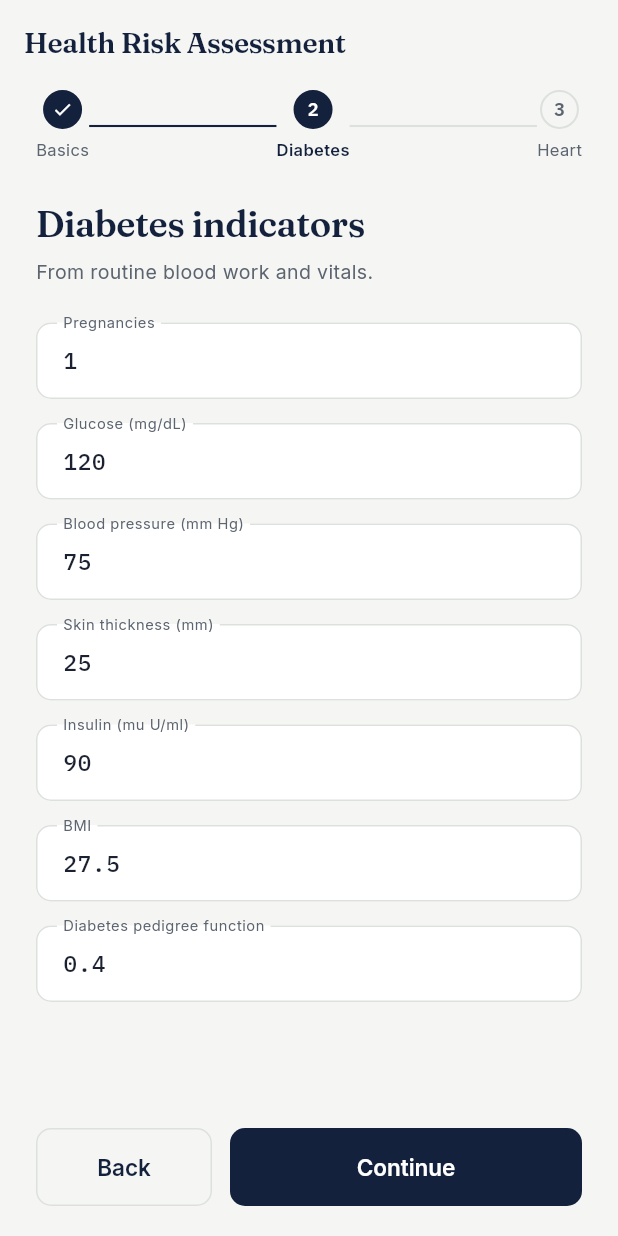
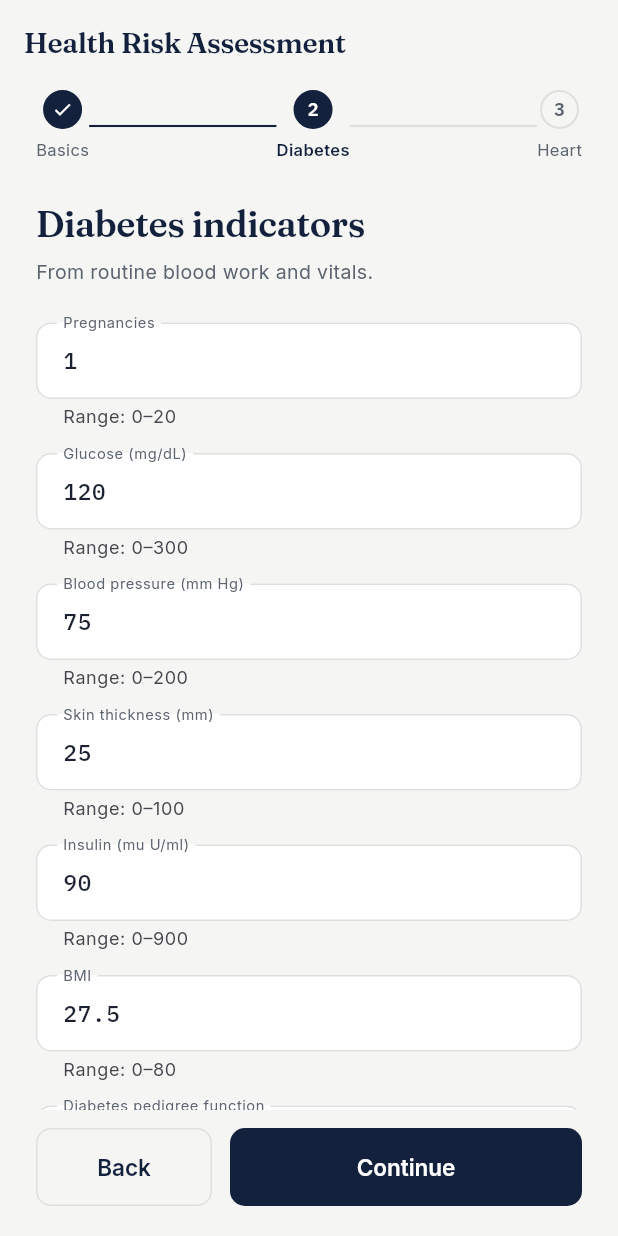
Before and after one commit to Gulshid/Smart-HealthCare-Plateform, a Flutter app: the screen it shows after launch, swiped to page 2, on a phone screen of 412 x 824 dp. Run offline on Flutter 3.47's test engine with Material 3 defaults, Android fonts, the phone set to English and light mode, and no system bars; our stand-ins replace google_fonts.

Commit message:
Project updated

```diff
--- a/healthcare_system/lib/main.dart
+++ b/healthcare_system/lib/main.dart
@@ -12,11 +12,6 @@ class HealthRiskApp extends StatelessWidget {
 
   @override
   Widget build(BuildContext context) {
-    // Change baseUrl depending on where you run the backend:
-    //   Android emulator -> http://10.0.2.2:8000
-    //   iOS simulator    -> http://localhost:8000
-    //   Physical device  -> http://<your-lan-ip>:8000
-    //   Production       -> your deployed API URL
     final apiService = RiskApiService(baseUrl: 'http://localhost:8000');
 
     return MaterialApp(
--- a/healthcare_system/lib/screens/risk_input_screen.dart
+++ b/healthcare_system/lib/screens/risk_input_screen.dart
@@ -15,6 +15,7 @@ class RiskInputScreen extends StatefulWidget {
 
 class _RiskInputScreenState extends State<RiskInputScreen> {
   final _pageController = PageController();
+  final _formKey = GlobalKey<FormState>();
   int _step = 0;
   bool _loading = false;
   static const _stepLabels = ['Basics', 'Diabetes', 'Heart'];
@@ -64,7 +65,21 @@ class _RiskInputScreenState extends State<RiskInputScreen> {
         duration: const Duration(milliseconds: 320), curve: Curves.easeOutCubic);
   }
 
+  /// Runs the form's validators (checked ranges match the backend's
+  /// exactly) before advancing, so bad values are caught here instead
+  /// of round-tripping to the API and coming back as a 422.
+  bool _validateAndReport() {
+    final valid = _formKey.currentState?.validate() ?? true;
+    if (!valid) {
+      ScaffoldMessenger.of(context).showSnackBar(
+        const SnackBar(content: Text('Please fix the highlighted field before continuing.')),
+      );
+    }
+    return valid;
+  }
+
   Future<void> _submit() async {
+    if (!_validateAndReport()) return;
     setState(() => _loading = true);
     try {
       final age = int.tryParse(_ageCtrl.text) ?? 45;
@@ -102,9 +117,10 @@ class _RiskInputScreenState extends State<RiskInputScreen> {
           MaterialPageRoute(builder: (_) => RiskResultScreen(result: result)));
     } catch (e) {
       if (!mounted) return;
-      ScaffoldMessenger.of(context).showSnackBar(
-        SnackBar(content: Text('Couldn\'t reach the server: $e')),
-      );
+      final message = e is ApiException
+          ? e.message // already a friendly, parsed message
+          : 'Couldn\'t reach the server. Is it running? ($e)';
+      ScaffoldMessenger.of(context).showSnackBar(SnackBar(content: Text(message)));
     } finally {
       if (mounted) setState(() => _loading = false);
     }
@@ -115,7 +131,9 @@ class _RiskInputScreenState extends State<RiskInputScreen> {
     return Scaffold(
       appBar: AppBar(title: const Text('Health Risk Assessment')),
       body: SafeArea(
-        child: Column(
+        child: Form(
+          key: _formKey,
+          child: Column(
           children: [
             Padding(
               padding: const EdgeInsets.fromLTRB(24, 4, 24, 20),
@@ -132,7 +150,7 @@ class _RiskInputScreenState extends State<RiskInputScreen> {
                     subtitle:
                         'Used by both models. This tool gives a research/decision-support estimate — not a medical diagnosis.',
                     children: [
-                      _LabeledField(label: 'Age', controller: _ageCtrl),
+                      _LabeledField(label: 'Age', controller: _ageCtrl, min: 1, max: 120),
                       const SizedBox(height: 16),
                       _SegmentedToggle(
                         label: 'Sex',
@@ -146,14 +164,22 @@ class _RiskInputScreenState extends State<RiskInputScreen> {
                     title: 'Diabetes indicators',
                     subtitle: 'From routine blood work and vitals.',
                     children: [
-                      _LabeledField(label: 'Pregnancies', controller: _pregnanciesCtrl),
-                      _LabeledField(label: 'Glucose (mg/dL)', controller: _glucoseCtrl),
-                      _LabeledField(label: 'Blood pressure (mm Hg)', controller: _bpCtrl),
-                      _LabeledField(label: 'Skin thickness (mm)', controller: _skinCtrl),
-                      _LabeledField(label: 'Insulin (mu U/ml)', controller: _insulinCtrl),
-                      _LabeledField(label: 'BMI', controller: _bmiCtrl),
                       _LabeledField(
-                          label: 'Diabetes pedigree function', controller: _pedigreeCtrl),
+                          label: 'Pregnancies', controller: _pregnanciesCtrl, min: 0, max: 20),
+                      _LabeledField(
+                          label: 'Glucose (mg/dL)', controller: _glucoseCtrl, min: 0, max: 300),
+                      _LabeledField(
+                          label: 'Blood pressure (mm Hg)', controller: _bpCtrl, min: 0, max: 200),
+                      _LabeledField(
+                          label: 'Skin thickness (mm)', controller: _skinCtrl, min: 0, max: 100),
+                      _LabeledField(
+                          label: 'Insulin (mu U/ml)', controller: _insulinCtrl, min: 0, max: 900),
+                      _LabeledField(label: 'BMI', controller: _bmiCtrl, min: 0, max: 80),
+                      _LabeledField(
+                          label: 'Diabetes pedigree function',
+                          controller: _pedigreeCtrl,
+                          min: 0,
+                          max: 3),
                     ],
                   ),
                   _StepScaffold(
@@ -247,7 +273,13 @@ class _RiskInputScreenState extends State<RiskInputScreen> {
                     child: FilledButton(
                       onPressed: _loading
                           ? null
-                          : () => _step < 2 ? _goTo(_step + 1) : _submit(),
+                          : () {
+                              if (_step < 2) {
+                                if (_validateAndReport()) _goTo(_step + 1);
+                              } else {
+                                _submit();
+                              }
+                            },
                       child: _loading
                           ? const SizedBox(
                               height: 20,
@@ -262,6 +294,7 @@ class _RiskInputScreenState extends State<RiskInputScreen> {
               ),
             ),
           ],
+          ),
         ),
       ),
     );
@@ -297,16 +330,31 @@ class _StepScaffold extends StatelessWidget {
 class _LabeledField extends StatelessWidget {
   final String label;
   final TextEditingController controller;
+  final num? min;
+  final num? max;
 
-  const _LabeledField({required this.label, required this.controller});
+  const _LabeledField({
+    required this.label,
+    required this.controller,
+    this.min,
+    this.max,
+  });
 
   @override
   Widget build(BuildContext context) {
+    final rangeHint = (min != null && max != null) ? 'Range: $min–$max' : null;
     return TextFormField(
       controller: controller,
       keyboardType: const TextInputType.numberWithOptions(decimal: true),
-      decoration: InputDecoration(labelText: label),
+      decoration: InputDecoration(labelText: label, helperText: rangeHint),
       style: AppType.data(size: 15),
+      validator: (value) {
+        final v = double.tryParse(value ?? '');
+        if (v == null) return 'Enter a number';
+        if (min != null && v < min!) return 'Must be at least $min';
+        if (max != null && v > max!) return 'Must be at most $max';
+        return null;
+      },
     );
   }
 }
```
Also changed, not shown: healthcare_system/lib/services/risk_api_service.dart (+28 -3 lines).
